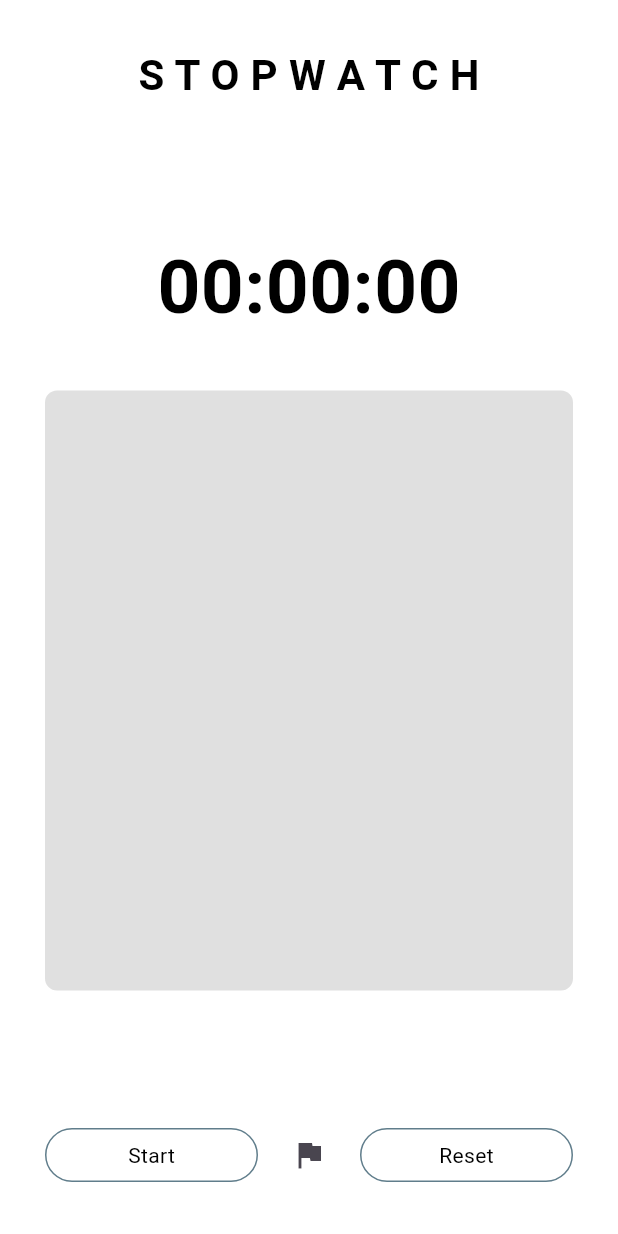
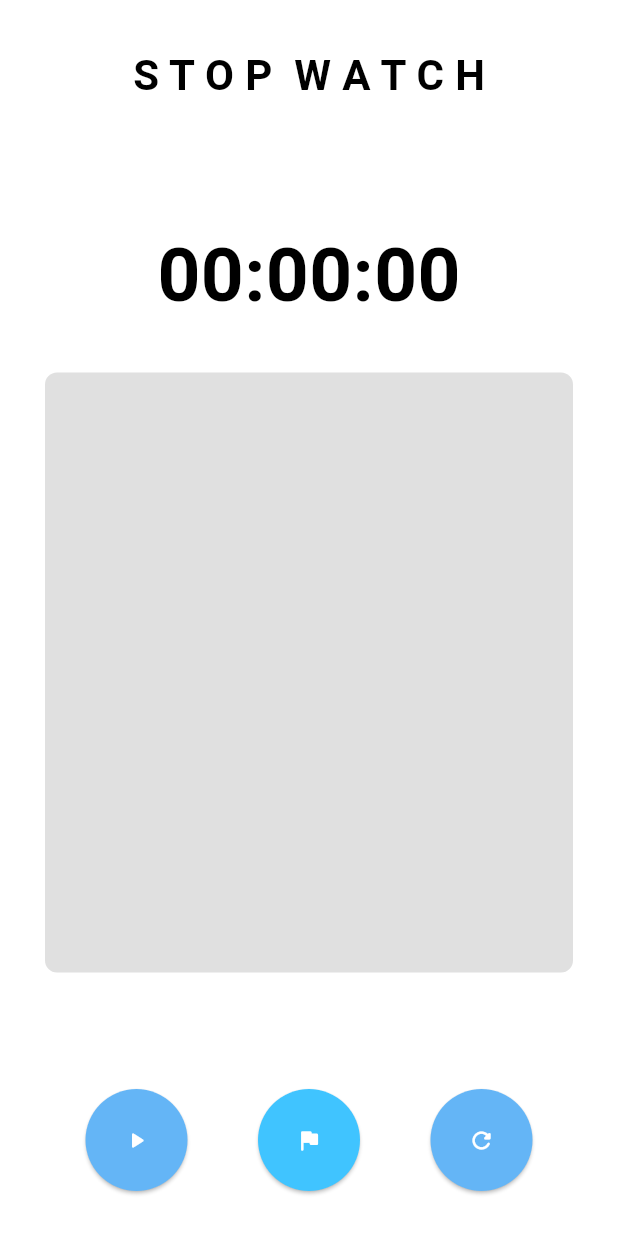
Before and after one commit to Mahendran-Murugan/Stopwatch-App-Flutter, a Flutter app: the screen it shows after launch, on a phone screen of 412 x 824 dp. Run offline on Flutter 3.47's test engine with Material 3 defaults, Android fonts, the phone set to English and light mode, and no system bars.

Commit message:
feat: add design changes for button

```diff
--- a/lib/pages/home_page.dart
+++ b/lib/pages/home_page.dart
@@ -81,7 +81,7 @@ class _HomePageState extends State<HomePage> {
             children: [
               const Center(
                 child: Text(
-                  "S T O P W A T C H",
+                  "S T O P  W A T C H",
                   style: TextStyle(
                     color: Colors.black,
                     fontSize: 28,
@@ -145,44 +145,55 @@ class _HomePageState extends State<HomePage> {
                 crossAxisAlignment: CrossAxisAlignment.center,
                 children: [
                   Expanded(
-                    child: RawMaterialButton(
+                    child: ElevatedButton(
                       onPressed: () => {
                         isStarted ? stop() : start(),
                       },
-                      shape: const StadiumBorder(
-                        side: BorderSide(color: Colors.blueGrey),
+                      style: ElevatedButton.styleFrom(
+                        backgroundColor:
+                            isStarted ? Colors.red : Colors.blue[300],
+                        shape: const CircleBorder(),
+                        padding: const EdgeInsets.all(25.0),
                       ),
-                      child: Text(
-                        isStarted ? "Stop" : "Start",
-                        style: const TextStyle(
-                          color: Colors.black,
-                        ),
+                      child: Icon(
+                        isStarted ? Icons.pause : Icons.play_arrow_rounded,
+                        color: Colors.white,
                       ),
                     ),
                   ),
                   const SizedBox(
-                    width: 10,
+                    width: 20,
                   ),
-                  IconButton(
-                    onPressed: () => {addLaps()},
-                    icon: const Icon(Icons.flag),
+                  ElevatedButton(
+                    onPressed: () => {
+                      addLaps(),
+                    },
+                    style: ElevatedButton.styleFrom(
+                      backgroundColor: Colors.lightBlueAccent,
+                      shape: const CircleBorder(),
+                      padding: const EdgeInsets.all(25.0),
+                    ),
+                    child: const Icon(
+                      Icons.flag_rounded,
+                      color: Colors.white,
+                    ),
                   ),
                   const SizedBox(
-                    width: 10,
+                    width: 20,
                   ),
                   Expanded(
-                    child: RawMaterialButton(
+                    child: ElevatedButton(
                       onPressed: () => {
                         reset(),
                       },
-                      shape: const StadiumBorder(
-                        side: BorderSide(color: Colors.blueGrey),
+                      style: ElevatedButton.styleFrom(
+                        backgroundColor: Colors.blue[300],
+                        shape: const CircleBorder(),
+                        padding: const EdgeInsets.all(25.0),
                       ),
-                      child: const Text(
-                        "Reset",
-                        style: TextStyle(
-                          color: Colors.black,
-                        ),
+                      child: const Icon(
+                        Icons.refresh_rounded,
+                        color: Colors.white,
                       ),
                     ),
                   ),
```
